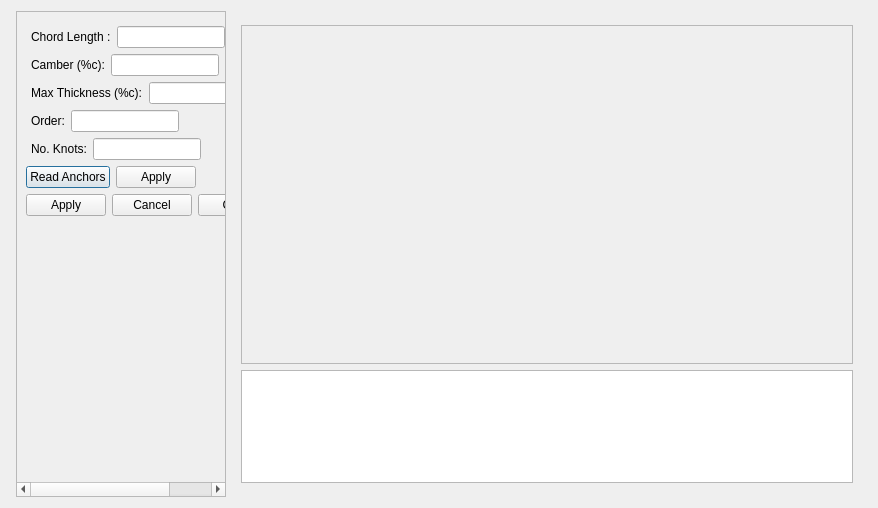
This is dialogairfoildesigner.ui in appollosputnik/aerodynamicCodeBase as Qt 5 draws it before an edit. The edited form follows.
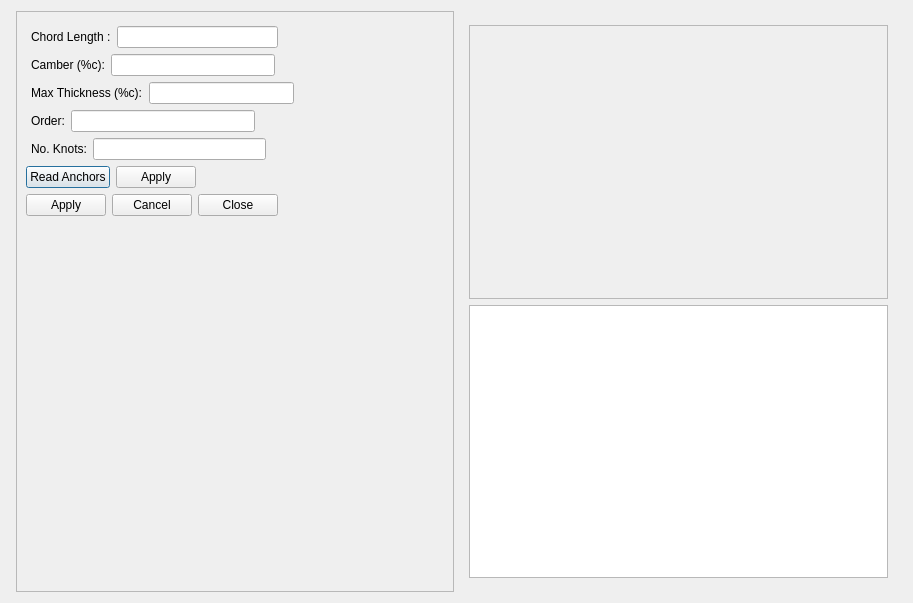
This is the edited form.

The edit to the form file:
```diff
--- a/dialogairfoildesigner.ui
+++ b/dialogairfoildesigner.ui
@@ -6,8 +6,8 @@
    <rect>
     <x>0</x>
     <y>0</y>
-    <width>878</width>
-    <height>508</height>
+    <width>913</width>
+    <height>603</height>
    </rect>
   </property>
   <property name="windowTitle">
@@ -15,7 +15,7 @@
   </property>
   <layout class="QGridLayout" name="gridLayout_3">
    <item row="0" column="0">
-    <layout class="QHBoxLayout" name="horizontalLayout" stretch="1,3">
+    <layout class="QHBoxLayout" name="horizontalLayout" stretch="0,0">
      <property name="leftMargin">
       <number>5</number>
      </property>
@@ -32,8 +32,8 @@
          <rect>
           <x>0</x>
           <y>0</y>
-          <width>319</width>
-          <height>465</height>
+          <width>438</width>
+          <height>581</height>
          </rect>
         </property>
         <layout class="QGridLayout" name="gridLayout">
@@ -302,7 +302,7 @@
       <widget class="QWidget" name="widget_SCREEN" native="true">
        <layout class="QGridLayout" name="gridLayout_2">
         <item row="0" column="0">
-         <layout class="QVBoxLayout" name="verticalLayout" stretch="3,1">
+         <layout class="QVBoxLayout" name="verticalLayout" stretch="0,0">
           <property name="topMargin">
            <number>5</number>
           </property>
@@ -319,8 +319,8 @@
               <rect>
                <x>0</x>
                <y>0</y>
-               <width>611</width>
-               <height>339</height>
+               <width>417</width>
+               <height>273</height>
               </rect>
              </property>
             </widget>
```
